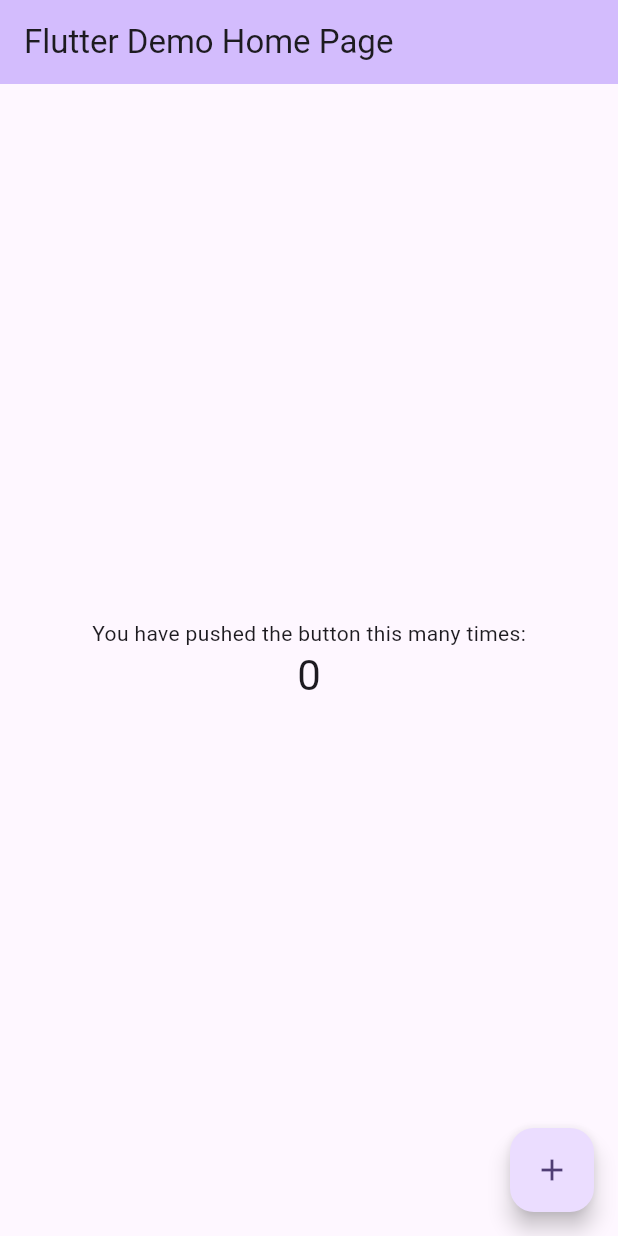
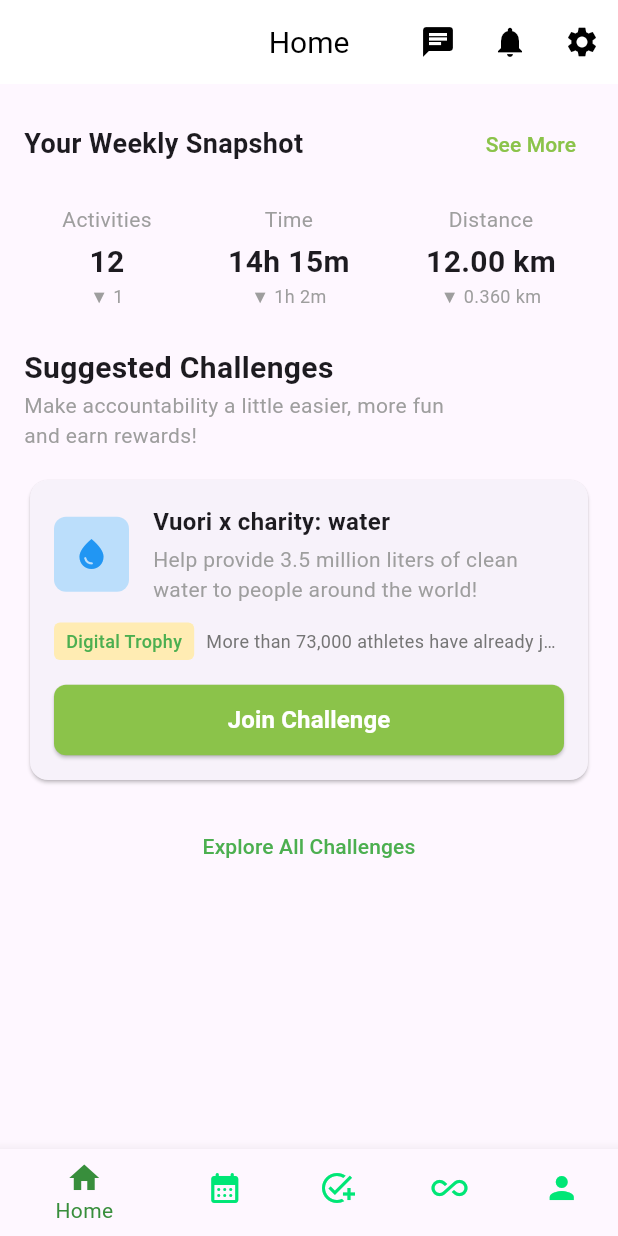
Before and after one commit to uhabit-cs320/uhabit-app, a Flutter app: the screen it shows after launch, on a phone screen of 412 x 824 dp. Run offline on Flutter 3.47's test engine with Material 3 defaults, Android fonts, the phone set to English and light mode, and no system bars.

Commit message:
first UI commit and modulor set up

```diff
--- /dev/null
+++ b/lib/AppBar.dart
@@ -0,0 +1,47 @@
+import 'package:flutter/material.dart';
+
+class CustomAppBar extends StatelessWidget implements PreferredSizeWidget {
+  final String title;
+
+  CustomAppBar({required this.title});
+
+  @override
+  Widget build(BuildContext context) {
+    return AppBar(
+      title: Text(
+        title,
+        style: TextStyle(
+          color: Colors.black,
+          fontSize: 20,
+        ),
+      ),
+      centerTitle: true,
+      backgroundColor: Colors.white,
+      elevation: 0,
+      actions: [
+        IconButton(
+          icon: Icon(Icons.chat, color: Colors.black),
+          onPressed: () {
+            // Define the action for chat icon
+          },
+        ),
+        IconButton(
+          icon: Icon(Icons.notifications, color: Colors.black),
+          onPressed: () {
+            // Define the action for notifications icon
+          },
+        ),
+        IconButton(
+          icon: Icon(Icons.settings, color: Colors.black),
+          onPressed: () {
+            // Define the action for settings icon
+          },
+        ),
+      ],
+      iconTheme: IconThemeData(color: Colors.black), // Color for any leading icons
+    );
+  }
+
+  @override
+  Size get preferredSize => Size.fromHeight(kToolbarHeight);
+}
--- /dev/null
+++ b/lib/HomeScreen.dart
@@ -0,0 +1,256 @@
+import 'package:flutter/material.dart';
+
+class HomeScreen extends StatefulWidget {
+  const HomeScreen({Key? key}) : super(key: key);
+
+  @override
+  State<HomeScreen> createState() => _HomeScreenState();
+}
+
+class _HomeScreenState extends State<HomeScreen> {
+  final weeklyStats = {
+    'activities': {'value': '12', 'delta': '1'},
+    'time': {'value': '14h 15m', 'delta': '1h 2m'},
+    'distance': {'value': '12.00 km', 'delta': '0.360 km'},
+  };
+
+  @override
+  Widget build(BuildContext context) {
+    return CustomScrollView(
+      slivers: [
+        SliverToBoxAdapter(
+          child: Padding(
+            padding: const EdgeInsets.all(16.0),
+            child: Column(
+              crossAxisAlignment: CrossAxisAlignment.start,
+              children: [
+                _buildSnapshotHeader(),
+                const SizedBox(height: 16),
+                _buildStatsRow(),
+                const SizedBox(height: 24),
+                _buildChallengesSection(),
+              ],
+            ),
+          ),
+        ),
+      ],
+    );
+  }
+
+  Widget _buildSnapshotHeader() {
+    return Row(
+      mainAxisAlignment: MainAxisAlignment.spaceBetween,
+      children: [
+        const Text(
+          'Your Weekly Snapshot',
+          style: TextStyle(
+            fontSize: 18,
+            fontWeight: FontWeight.bold,
+          ),
+        ),
+        TextButton(
+          onPressed: () {},
+          child: const Text(
+            'See More',
+            style: TextStyle(
+              color: Colors.lightGreen,
+            ),
+          ),
+        ),
+      ],
+    );
+  }
+
+  Widget _buildStatsRow() {
+    return Row(
+      mainAxisAlignment: MainAxisAlignment.spaceAround,
+      children: [
+        _buildStatColumn('Activities',
+            weeklyStats['activities']!['value']!,
+            weeklyStats['activities']!['delta']!),
+        _buildStatColumn('Time',
+            weeklyStats['time']!['value']!,
+            weeklyStats['time']!['delta']!),
+        _buildStatColumn('Distance',
+            weeklyStats['distance']!['value']!,
+            weeklyStats['distance']!['delta']!),
+      ],
+    );
+  }
+
+  Widget _buildStatColumn(String label, String value, String subValue) {
+    return Column(
+      children: [
+        Text(
+          label,
+          style: const TextStyle(
+            color: Colors.grey,
+            fontSize: 14,
+          ),
+        ),
+        const SizedBox(height: 4),
+        Text(
+          value,
+          style: const TextStyle(
+            fontSize: 20,
+            fontWeight: FontWeight.bold,
+          ),
+        ),
+        Text(
+          '▼ $subValue',
+          style: const TextStyle(
+            color: Colors.grey,
+            fontSize: 12,
+          ),
+        ),
+      ],
+    );
+  }
+
+  Widget _buildChallengesSection() {
+    return Column(
+      crossAxisAlignment: CrossAxisAlignment.start,
+      children: [
+        const Text(
+          'Suggested Challenges',
+          style: TextStyle(
+            fontSize: 20,
+            fontWeight: FontWeight.bold,
+          ),
+        ),
+        const Text(
+          'Make accountability a little easier, more fun\nand earn rewards!',
+          style: TextStyle(
+            color: Colors.grey,
+            fontSize: 14,
+            height: 1.4,
+          ),
+        ),
+        const SizedBox(height: 16),
+        _buildChallengeCard(),
+        const SizedBox(height: 16),
+        Center(
+          child: TextButton(
+            onPressed: () {},
+            child: const Text(
+              'Explore All Challenges',
+              style: TextStyle(
+                color: Colors.green,
+                fontWeight: FontWeight.w500,
+              ),
+            ),
+          ),
+        ),
+      ],
+    );
+  }
+
+  Widget _buildChallengeCard() {
+    return Card(
+      elevation: 1,
+      shape: RoundedRectangleBorder(
+        borderRadius: BorderRadius.circular(12),
+      ),
+      child: Padding(
+        padding: const EdgeInsets.all(16.0),
+        child: Column(
+          crossAxisAlignment: CrossAxisAlignment.start,
+          children: [
+            Row(
+              children: [
+                Container(
+                  width: 50,
+                  height: 50,
+                  decoration: BoxDecoration(
+                    color: Colors.blue[100],
+                    borderRadius: BorderRadius.circular(8),
+                  ),
+                  child: const Icon(
+                    Icons.water_drop,
+                    color: Colors.blue,
+                  ),
+                ),
+                const SizedBox(width: 16),
+                Expanded(
+                  child: Column(
+                    crossAxisAlignment: CrossAxisAlignment.start,
+                    children: const [
+                      Text(
+                        'Vuori x charity: water',
+                        style: TextStyle(
+                          fontSize: 16,
+                          fontWeight: FontWeight.bold,
+                        ),
+                      ),
+                      SizedBox(height: 4),
+                      Text(
+                        'Help provide 3.5 million liters of clean water to people around the world!',
+                        style: TextStyle(
+                          fontSize: 14,
+                          color: Colors.grey,
+                        ),
+                      ),
+                    ],
+                  ),
+                ),
+              ],
+            ),
+            const SizedBox(height: 12),
+            Row(
+              children: [
+                Container(
+                  padding: const EdgeInsets.symmetric(horizontal: 8, vertical: 4),
+                  decoration: BoxDecoration(
+                    color: Colors.amber[100],
+                    borderRadius: BorderRadius.circular(4),
+                  ),
+                  child: const Text(
+                    'Digital Trophy',
+                    style: TextStyle(
+                      fontSize: 12,
+                      color: Colors.green,
+                      fontWeight: FontWeight.w500,
+                    ),
+                  ),
+                ),
+                const SizedBox(width: 8),
+                Flexible(
+                  child: Text(
+                    'More than 73,000 athletes have already joined',
+                    style: TextStyle(
+                      fontSize: 12,
+                      color: Colors.grey[600],
+                    ),
+                    overflow: TextOverflow.ellipsis,
+                  ),
+                ),
+              ],
+            ),
+            const SizedBox(height: 16),
+            SizedBox(
+              width: double.infinity,
+              child: ElevatedButton(
+                onPressed: () {},
+                style: ElevatedButton.styleFrom(
+                  backgroundColor: Colors.lightGreen,
+                  padding: const EdgeInsets.symmetric(vertical: 12),
+                  shape: RoundedRectangleBorder(
+                    borderRadius: BorderRadius.circular(8),
+                  ),
+                ),
+                child: const Text(
+                  'Join Challenge',
+                  style: TextStyle(
+                    fontSize: 16,
+                    fontWeight: FontWeight.w600,
+                    color:Colors.white,
+                  ),
+                ),
+              ),
+            ),
+          ],
+        ),
+      ),
+    );
+  }
+}
--- a/lib/main.dart
+++ b/lib/main.dart
@@ -1,125 +1,72 @@
 import 'package:flutter/material.dart';
+import 'UserScreen.dart';
+import 'HomeScreen.dart';
+import 'RecordScreen.dart';
+import 'AppBar.dart';
 
 void main() {
-  runApp(const MyApp());
+  runApp(MyApp());
 }
 
 class MyApp extends StatelessWidget {
-  const MyApp({super.key});
-
-  // This widget is the root of your application.
   @override
   Widget build(BuildContext context) {
     return MaterialApp(
-      title: 'Flutter Demo',
-      theme: ThemeData(
-        // This is the theme of your application.
-        //
-        // TRY THIS: Try running your application with "flutter run". You'll see
-        // the application has a purple toolbar. Then, without quitting the app,
-        // try changing the seedColor in the colorScheme below to Colors.green
-        // and then invoke "hot reload" (save your changes or press the "hot
-        // reload" button in a Flutter-supported IDE, or press "r" if you used
-        // the command line to start the app).
-        //
-        // Notice that the counter didn't reset back to zero; the application
-        // state is not lost during the reload. To reset the state, use hot
-        // restart instead.
-        //
-        // This works for code too, not just values: Most code changes can be
-        // tested with just a hot reload.
-        colorScheme: ColorScheme.fromSeed(seedColor: Colors.deepPurple),
-        useMaterial3: true,
-      ),
-      home: const MyHomePage(title: 'Flutter Demo Home Page'),
+      home: Screen(),
+      debugShowCheckedModeBanner: false,
     );
   }
 }
 
-class MyHomePage extends StatefulWidget {
-  const MyHomePage({super.key, required this.title});
+//
 
-  // This widget is the home page of your application. It is stateful, meaning
-  // that it has a State object (defined below) that contains fields that affect
-  // how it looks.
-
-  // This class is the configuration for the state. It holds the values (in this
-  // case the title) provided by the parent (in this case the App widget) and
-  // used by the build method of the State. Fields in a Widget subclass are
-  // always marked "final".
-
-  final String title;
-
+class Screen extends StatefulWidget {
   @override
-  State<MyHomePage> createState() => _MyHomePageState();
+  _ScreenState createState() => _ScreenState();
 }
 
-class _MyHomePageState extends State<MyHomePage> {
-  int _counter = 0;
+class _ScreenState extends State<Screen> {
+  int _selectedIndex = 0;
+  String _screenTitle = 'Home';
+  var _screenTitles = ['Home', 'Maps', 'Records', 'Groups', 'You'];
 
-  void _incrementCounter() {
+  // This method handles updating the selected index when a bottom navigation item is tapped.
+  void _onItemTapped(int index) {
     setState(() {
-      // This call to setState tells the Flutter framework that something has
-      // changed in this State, which causes it to rerun the build method below
-      // so that the display can reflect the updated values. If we changed
-      // _counter without calling setState(), then the build method would not be
-      // called again, and so nothing would appear to happen.
-      _counter++;
+      _selectedIndex = index;
+      _screenTitle = _screenTitles[index];
     });
+
   }
+
+  // This list of widgets is used to navigate between the main content and the UserScreen.
+  final List<Widget> _pages = [
+    HomeScreen(),
+    Center(child: Text('Maps Content')),
+    RecordScreen(),
+    Center(child: Text('Groups Content')),
+    UserScreen(),
+  ];
 
   @override
   Widget build(BuildContext context) {
-    // This method is rerun every time setState is called, for instance as done
-    // by the _incrementCounter method above.
-    //
-    // The Flutter framework has been optimized to make rerunning build methods
-    // fast, so that you can just rebuild anything that needs updating rather
-    // than having to individually change instances of widgets.
     return Scaffold(
-      appBar: AppBar(
-        // TRY THIS: Try changing the color here to a specific color (to
-        // Colors.amber, perhaps?) and trigger a hot reload to see the AppBar
-        // change color while the other colors stay the same.
-        backgroundColor: Theme.of(context).colorScheme.inversePrimary,
-        // Here we take the value from the MyHomePage object that was created by
-        // the App.build method, and use it to set our appbar title.
-        title: Text(widget.title),
+      appBar: CustomAppBar(title: _screenTitle),
+      body: _pages[_selectedIndex], // Display the selected page
+      bottomNavigationBar: BottomNavigationBar(
+        currentIndex: _selectedIndex,
+        selectedItemColor: Colors.green[700],  // Light green color for selected icon
+        unselectedItemColor: Colors.greenAccent[400], // Light green color for unselected icons
+        onTap: _onItemTapped,                   // Update index on item tap
+        items: [
+          BottomNavigationBarItem(icon: Icon(Icons.home), label: 'Home'),
+          BottomNavigationBarItem(icon: Icon(Icons.calendar_month_rounded), label: 'Calendar'),
+          BottomNavigationBarItem(icon: Icon(Icons.add_task), label: 'Record'),
+          BottomNavigationBarItem(icon: Icon(Icons.all_inclusive), label: 'Friends'),
+          BottomNavigationBarItem(icon: Icon(Icons.person), label: 'You'),
+        ],
+        backgroundColor: Colors.white,
       ),
-      body: Center(
-        // Center is a layout widget. It takes a single child and positions it
-        // in the middle of the parent.
-        child: Column(
-          // Column is also a layout widget. It takes a list of children and
-          // arranges them vertically. By default, it sizes itself to fit its
-          // children horizontally, and tries to be as tall as its parent.
-          //
-          // Column has various properties to control how it sizes itself and
-          // how it positions its children. Here we use mainAxisAlignment to
-          // center the children vertically; the main axis here is the vertical
-          // axis because Columns are vertical (the cross axis would be
-          // horizontal).
-          //
-          // TRY THIS: Invoke "debug painting" (choose the "Toggle Debug Paint"
-          // action in the IDE, or press "p" in the console), to see the
-          // wireframe for each widget.
-          mainAxisAlignment: MainAxisAlignment.center,
-          children: <Widget>[
-            const Text(
-              'You have pushed the button this many times:',
-            ),
-            Text(
-              '$_counter',
-              style: Theme.of(context).textTheme.headlineMedium,
-            ),
-          ],
-        ),
-      ),
-      floatingActionButton: FloatingActionButton(
-        onPressed: _incrementCounter,
-        tooltip: 'Increment',
-        child: const Icon(Icons.add),
-      ), // This trailing comma makes auto-formatting nicer for build methods.
     );
   }
 }
```
Also changed, not shown: lib/RecordScreen.dart (added, +88 -0 lines), lib/UserScreen.dart (added, +89 -0 lines).
